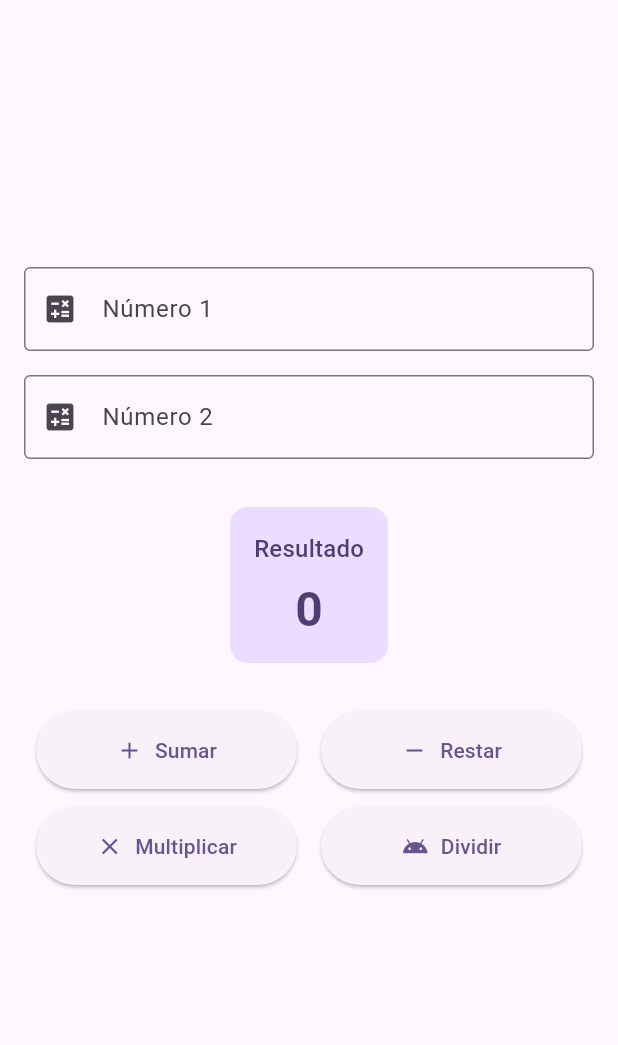
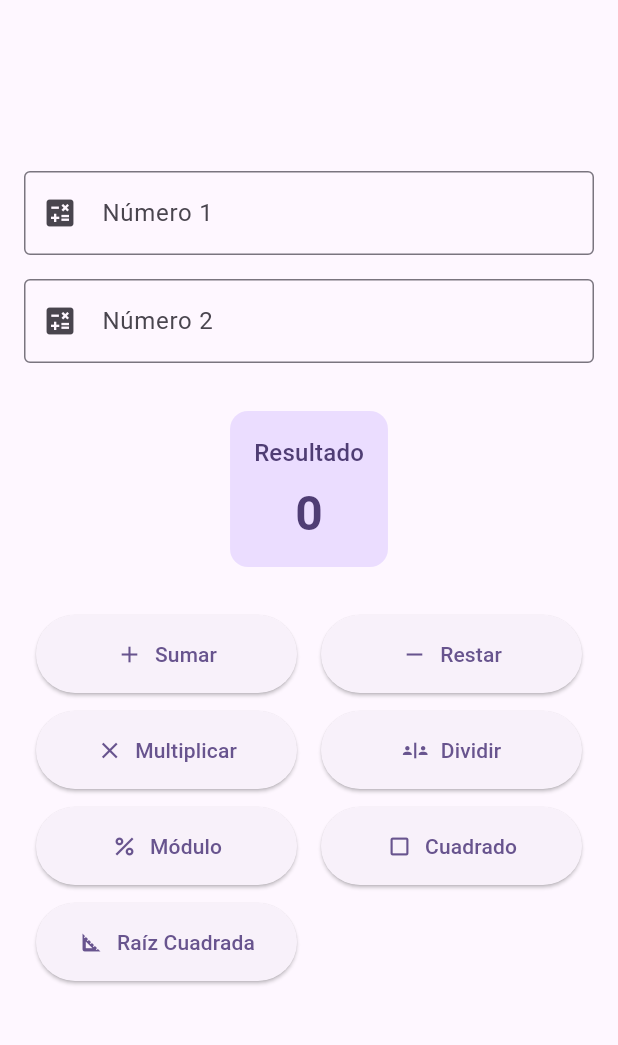
Before and after one commit to MHELLioz/calculadora_Flutter, a Flutter app: the screen it shows after launch, on a phone screen of 412 x 824 dp, the part 84-1129 px from its top. Run offline on Flutter 3.47's test engine with Material 3 defaults, Android fonts, the phone set to English and light mode, and no system bars.

Commit message:
Agregué funciones de módulo, cuadrado y raíz cuadrada a la vista y el modelo

```diff
--- a/lib/views/calculator_page.dart
+++ b/lib/views/calculator_page.dart
@@ -20,12 +20,17 @@ class _CalculatorPageState extends State<CalculatorPage> {
   // Variable para almacenar el resultado
   String _resultado = '0';
 
-  /// Realiza la operación seleccionada
+/// Realiza la operación seleccionada
   void _realizarOperacion(String operacion) {
     try {
-      // Parsear los números ingresados
+      // Parsear el primer número (siempre es requerido)
       double num1 = double.parse(_numero1Controller.text);
-      double num2 = double.parse(_numero2Controller.text);
+
+      // Parsear el segundo número SOLO si no está vacío (previene errores en Cuadrado y Raíz)
+      double num2 = _numero2Controller.text.isNotEmpty
+          ? double.parse(_numero2Controller.text)
+          : 0;
+
       double resultado;
 
       // Ejecutar la operación correspondiente
@@ -42,6 +47,16 @@ class _CalculatorPageState extends State<CalculatorPage> {
         case 'dividir':
           resultado = _calculator.dividir(num1, num2);
           break;
+        // --- NUEVAS OPERACIONES ---
+        case 'modulo':
+          resultado = _calculator.modulo(num1, num2);
+          break;
+        case 'cuadrado':
+          resultado = _calculator.cuadrado(num1); // Solo usa num1
+          break;
+        case 'raiz_cuadrada':
+          resultado = _calculator.raizCuadrada(num1); // Solo usa num1
+          break;
         default:
           resultado = 0;
       }
@@ -53,7 +68,7 @@ class _CalculatorPageState extends State<CalculatorPage> {
     } catch (e) {
       // Manejar errores (números inválidos, división por cero, etc.)
       setState(() {
-        _resultado = 'Error: ${e.toString()}';
+        _resultado = 'Error: Revisa los números ingresados';
       });
     }
   }
@@ -151,7 +166,8 @@ class _CalculatorPageState extends State<CalculatorPage> {
     );
   }
 
-  /// Construye los botones de operaciones
+
+/// Construye los botones de operaciones
   Widget _buildBotonesOperaciones() {
     return Column(
       children: [
@@ -179,11 +195,43 @@ class _CalculatorPageState extends State<CalculatorPage> {
               label: 'Multiplicar',
               onPressed: () => _realizarOperacion('multiplicar'),
             ),
+            //Cambié el ícono de android por un ícono de división
             _buildBotonOperacion(
-              icono: Icons.android,
+              icono: Icons.safety_divider,
               label: 'Dividir',
               onPressed: () => _realizarOperacion('dividir'),
             ),
+          ],
+        ),
+        const SizedBox(height: 12),
+        // --- NUEVOS BOTONES ---
+        Row(
+          mainAxisAlignment: MainAxisAlignment.spaceEvenly,
+          children: [
+            _buildBotonOperacion(
+              icono: Icons.percent,
+              label: 'Módulo',
+              onPressed: () => _realizarOperacion('modulo'),
+            ),
+            _buildBotonOperacion(
+              icono: Icons.crop_square,
+              label: 'Cuadrado',
+              onPressed: () => _realizarOperacion('cuadrado'),
+            ),
+          ],
+        ),
+        const SizedBox(height: 12),
+        Row(
+          mainAxisAlignment: MainAxisAlignment.spaceEvenly,
+          children: [
+            _buildBotonOperacion(
+              icono: Icons.square_foot,
+              label: 'Raíz Cuadrada',
+              onPressed: () => _realizarOperacion('raiz_cuadrada'),
+            ),
+            //Expanded vacío para que el botón de Raíz no ocupe toda la pantalla
+            // y mantenga el mismo tamaño que los demás.
+            const Expanded(child: SizedBox()),
           ],
         ),
       ],
```
Also changed, not shown: lib/models/calculator_model.dart (+21 -0 lines).
